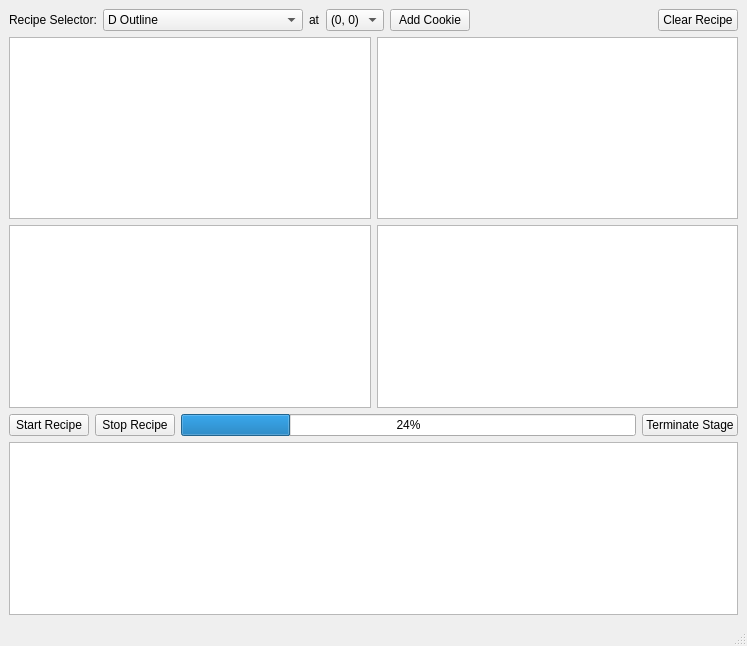
Above: gui/main.ui from duke-cookiebot/Control-Software before the change. Below: the same form after it.
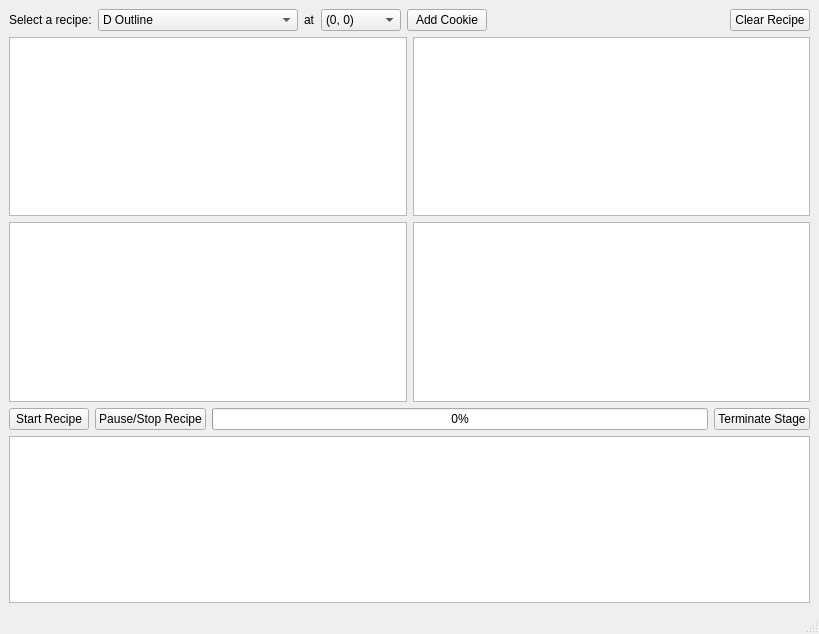
That is the form after the change. Icons and pictures are not drawn.

Diff of the .ui file:
```diff
--- a/gui/main.ui
+++ b/gui/main.ui
@@ -6,8 +6,8 @@
    <rect>
     <x>0</x>
     <y>0</y>
-    <width>747</width>
-    <height>646</height>
+    <width>819</width>
+    <height>634</height>
    </rect>
   </property>
   <property name="windowTitle">
@@ -20,7 +20,7 @@
       <item>
        <widget class="QLabel" name="label">
         <property name="text">
-         <string>Recipe Selector:</string>
+         <string>Select a recipe:</string>
         </property>
        </widget>
       </item>
@@ -98,7 +98,7 @@
         </property>
         <property name="minimumSize">
          <size>
-          <width>50</width>
+          <width>80</width>
           <height>0</height>
          </size>
         </property>
@@ -178,11 +178,15 @@
      </layout>
     </item>
     <item>
-     <layout class="QVBoxLayout" name="verticalLayout_2">
-      <item>
        <layout class="QHBoxLayout" name="horizontalLayout_4">
         <item>
          <widget class="QPushButton" name="start_button">
+        <property name="sizePolicy">
+         <sizepolicy hsizetype="Fixed" vsizetype="Fixed">
+          <horstretch>0</horstretch>
+          <verstretch>0</verstretch>
+         </sizepolicy>
+        </property>
           <property name="text">
            <string>Start Recipe</string>
           </property>
@@ -190,15 +194,25 @@
         </item>
         <item>
          <widget class="QPushButton" name="stop_button">
+        <property name="sizePolicy">
+         <sizepolicy hsizetype="Fixed" vsizetype="Fixed">
+          <horstretch>0</horstretch>
+          <verstretch>0</verstretch>
+         </sizepolicy>
+        </property>
           <property name="text">
-           <string>Stop Recipe</string>
+         <string>Pause/Stop Recipe</string>
+        </property>
+        <property name="icon">
+         <iconset>
+          <normaloff>../data/icons/pause.png</normaloff>../data/icons/pause.png</iconset>
           </property>
          </widget>
         </item>
         <item>
          <widget class="QProgressBar" name="progress_bar">
           <property name="value">
-           <number>24</number>
+         <number>0</number>
           </property>
          </widget>
         </item>
@@ -211,6 +225,8 @@
         </item>
        </layout>
       </item>
+    <item>
+     <layout class="QVBoxLayout" name="verticalLayout_2">
       <item>
        <widget class="QTextEdit" name="console">
         <property name="sizePolicy">
```
Left out of the diff: 11 changed lines with no effect on the pictures. Lines whose indentation alone changed are shown as unchanged.
